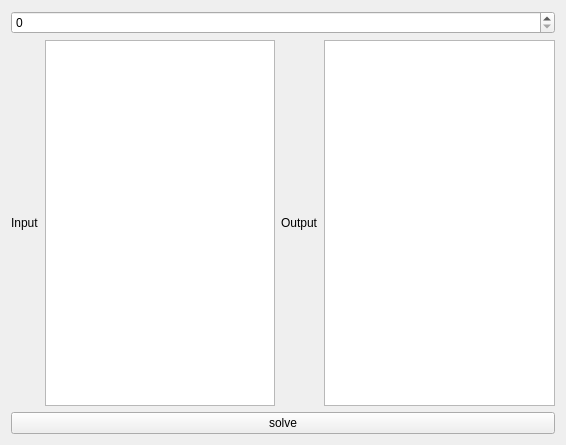
Above: form.ui from alundilong/NumToolKit before the change. Below: the same form after it.
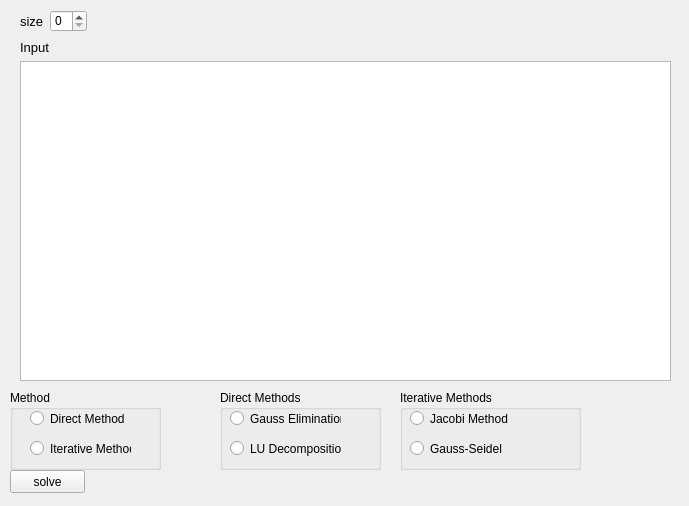
That is the form after the change.

Commit message: Re-design Form class for linearAlgebraSolver LUDecomposition Method works DirectMethod and Iterative Method in same panel

The edit to the form file:
```diff
--- a/form.ui
+++ b/form.ui
@@ -6,49 +6,200 @@
    <rect>
     <x>0</x>
     <y>0</y>
-    <width>566</width>
-    <height>445</height>
+    <width>689</width>
+    <height>506</height>
    </rect>
   </property>
   <property name="windowTitle">
    <string>Form</string>
   </property>
-  <layout class="QVBoxLayout" name="verticalLayout">
-   <item>
-    <widget class="QSpinBox" name="spinBox"/>
-   </item>
-   <item>
-    <layout class="QHBoxLayout" name="horizontalLayout">
-     <item>
-      <widget class="QLabel" name="label">
-       <property name="text">
-        <string>Input</string>
-       </property>
-      </widget>
-     </item>
-     <item>
-      <widget class="QTableWidget" name="tableWidget"/>
-     </item>
-     <item>
-      <widget class="QLabel" name="label_2">
-       <property name="text">
-        <string>Output</string>
-       </property>
-      </widget>
-     </item>
-     <item>
-      <widget class="QTextBrowser" name="textBrowser"/>
-     </item>
-    </layout>
-   </item>
-   <item>
-    <widget class="QPushButton" name="solveButton">
-     <property name="text">
-      <string>solve</string>
-     </property>
-    </widget>
-   </item>
-  </layout>
+  <widget class="QPushButton" name="solveButton">
+   <property name="geometry">
+    <rect>
+     <x>10</x>
+     <y>470</y>
+     <width>75</width>
+     <height>23</height>
+    </rect>
+   </property>
+   <property name="text">
+    <string>solve</string>
+   </property>
+  </widget>
+  <widget class="QGroupBox" name="groupBoxMethod">
+   <property name="geometry">
+    <rect>
+     <x>10</x>
+     <y>390</y>
+     <width>151</width>
+     <height>80</height>
+    </rect>
+   </property>
+   <property name="title">
+    <string>Method</string>
+   </property>
+   <widget class="QRadioButton" name="radioDirectMethod">
+    <property name="geometry">
+     <rect>
+      <x>20</x>
+      <y>20</y>
+      <width>111</width>
+      <height>17</height>
+     </rect>
+    </property>
+    <property name="text">
+     <string>Direct Method</string>
+    </property>
+   </widget>
+   <widget class="QRadioButton" name="radioIterativeMethod">
+    <property name="enabled">
+     <bool>true</bool>
+    </property>
+    <property name="geometry">
+     <rect>
+      <x>20</x>
+      <y>50</y>
+      <width>101</width>
+      <height>17</height>
+     </rect>
+    </property>
+    <property name="text">
+     <string>Iterative Method</string>
+    </property>
+   </widget>
+  </widget>
+  <widget class="QGroupBox" name="groupBoxDirectMethod">
+   <property name="geometry">
+    <rect>
+     <x>220</x>
+     <y>390</y>
+     <width>161</width>
+     <height>80</height>
+    </rect>
+   </property>
+   <property name="title">
+    <string>Direct Methods</string>
+   </property>
+   <widget class="QRadioButton" name="radioGauss">
+    <property name="geometry">
+     <rect>
+      <x>10</x>
+      <y>20</y>
+      <width>111</width>
+      <height>17</height>
+     </rect>
+    </property>
+    <property name="text">
+     <string>Gauss Elimination</string>
+    </property>
+   </widget>
+   <widget class="QRadioButton" name="radioLU">
+    <property name="geometry">
+     <rect>
+      <x>10</x>
+      <y>50</y>
+      <width>111</width>
+      <height>17</height>
+     </rect>
+    </property>
+    <property name="text">
+     <string>LU Decomposition</string>
+    </property>
+   </widget>
+  </widget>
+  <widget class="QGroupBox" name="groupBoxIterativeMethod">
+   <property name="geometry">
+    <rect>
+     <x>400</x>
+     <y>390</y>
+     <width>181</width>
+     <height>80</height>
+    </rect>
+   </property>
+   <property name="title">
+    <string>Iterative Methods</string>
+   </property>
+   <widget class="QRadioButton" name="radioJacobi">
+    <property name="geometry">
+     <rect>
+      <x>10</x>
+      <y>20</y>
+      <width>101</width>
+      <height>17</height>
+     </rect>
+    </property>
+    <property name="text">
+     <string>Jacobi Method</string>
+    </property>
+   </widget>
+   <widget class="QRadioButton" name="radioGaussSeidel">
+    <property name="geometry">
+     <rect>
+      <x>10</x>
+      <y>50</y>
+      <width>101</width>
+      <height>17</height>
+     </rect>
+    </property>
+    <property name="text">
+     <string>Gauss-Seidel</string>
+    </property>
+   </widget>
+  </widget>
+  <widget class="QWidget" name="">
+   <property name="geometry">
+    <rect>
+     <x>20</x>
+     <y>10</y>
+     <width>67</width>
+     <height>22</height>
+    </rect>
+   </property>
+   <layout class="QFormLayout" name="formLayout">
+    <item row="0" column="0">
+     <widget class="QLabel" name="label_3">
+      <property name="font">
+       <font>
+        <pointsize>10</pointsize>
+       </font>
+      </property>
+      <property name="text">
+       <string>size</string>
+      </property>
+     </widget>
+    </item>
+    <item row="0" column="1">
+     <widget class="QSpinBox" name="spinBox"/>
+    </item>
+   </layout>
+  </widget>
+  <widget class="QWidget" name="">
+   <property name="geometry">
+    <rect>
+     <x>20</x>
+     <y>40</y>
+     <width>651</width>
+     <height>341</height>
+    </rect>
+   </property>
+   <layout class="QVBoxLayout" name="verticalLayout">
+    <item>
+     <widget class="QLabel" name="label">
+      <property name="font">
+       <font>
+        <pointsize>10</pointsize>
+       </font>
+      </property>
+      <property name="text">
+       <string>Input</string>
+      </property>
+     </widget>
+    </item>
+    <item>
+     <widget class="QTableWidget" name="tableWidget"/>
+    </item>
+   </layout>
+  </widget>
  </widget>
  <resources/>
  <connections/>
```
The commit also changes 8 other files.
